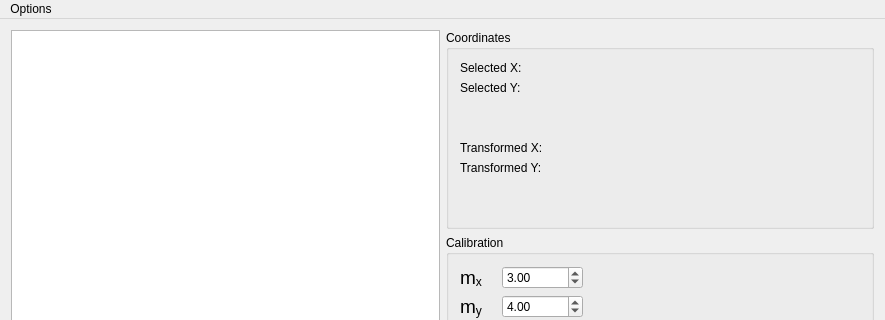
Qt form mainwindow.ui (myshak/ss13telesmap) before a commit; both pictures show x 0 to 885 and y 0 to 320 of the 885 by 632 pixel window.
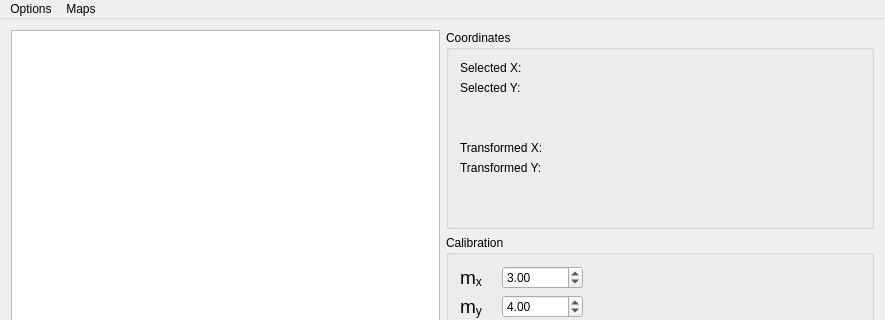
The same form after that commit.

```diff
--- a/mainwindow.ui
+++ b/mainwindow.ui
@@ -304,7 +304,13 @@
     <addaction name="actionCalibrate"/>
     <addaction name="actionExit"/>
    </widget>
+   <widget class="QMenu" name="menuMaps">
+    <property name="title">
+     <string>Maps</string>
+    </property>
+   </widget>
    <addaction name="menuSS13_Telescience_Coordinator"/>
+   <addaction name="menuMaps"/>
   </widget>
   <widget class="QStatusBar" name="statusBar"/>
   <action name="actionCalibrate">
```
